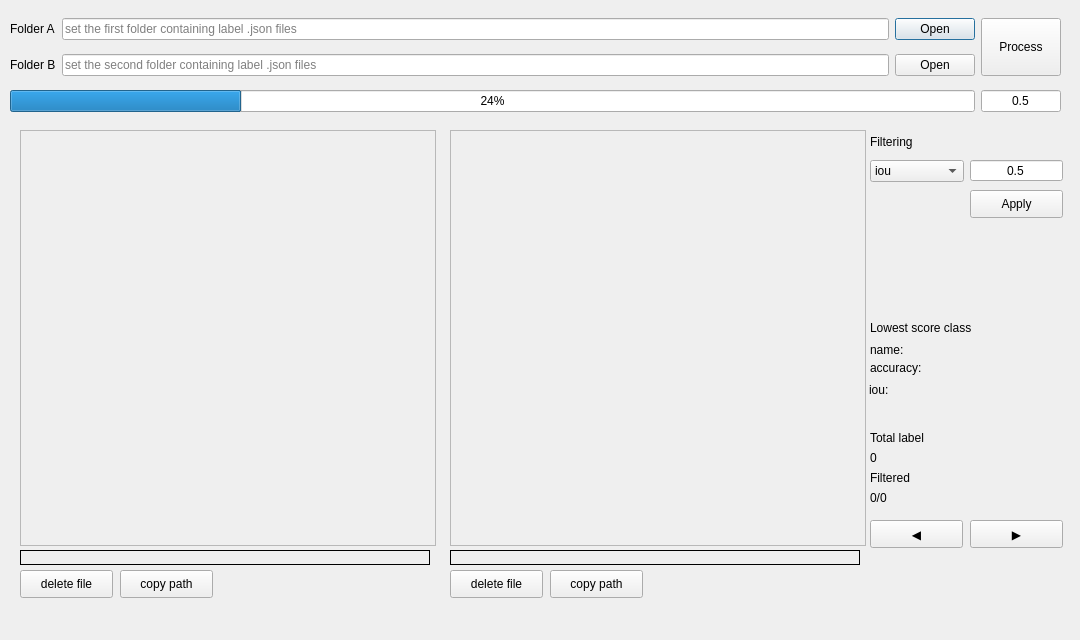
Before: the Qt Designer form labelme/widgets/label_validation.ui in NetLSS/labelme-customized, drawn with Qt 5.
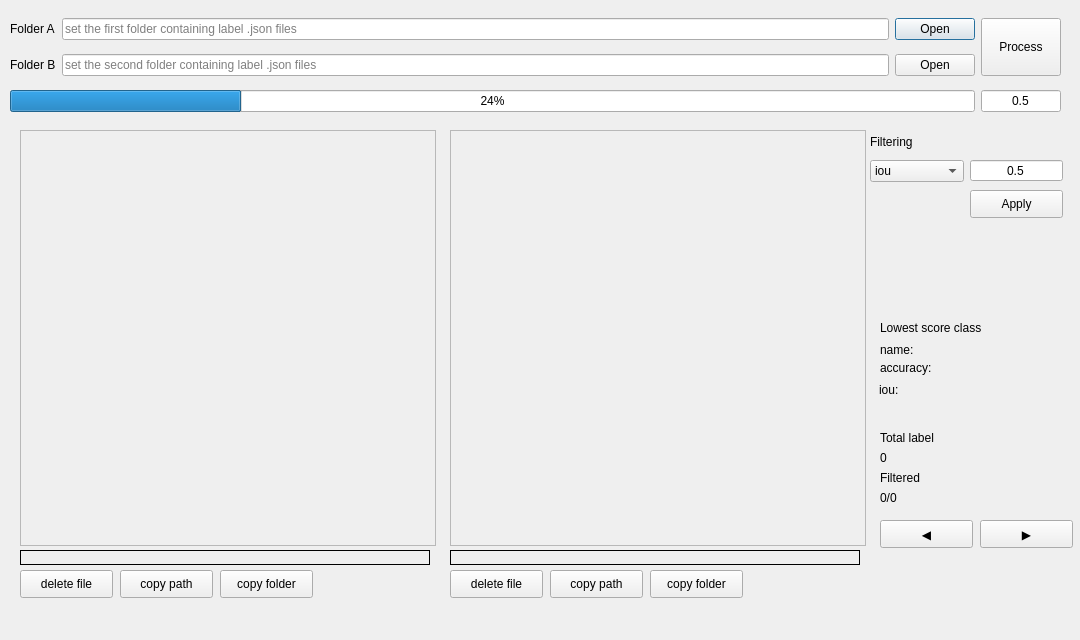
After: the same form once the commit is applied.

Commit message: + labelme-tools-label validator update + delete, copy path/folder

What changed in the file:
```diff
--- a/labelme/widgets/label_validation.ui
+++ b/labelme/widgets/label_validation.ui
@@ -263,7 +263,7 @@
   <widget class="QPushButton" name="pushButton_right">
    <property name="geometry">
     <rect>
-     <x>970</x>
+     <x>980</x>
      <y>520</y>
      <width>93</width>
      <height>28</height>
@@ -276,7 +276,7 @@
   <widget class="QPushButton" name="pushButton_left">
    <property name="geometry">
     <rect>
-     <x>870</x>
+     <x>880</x>
      <y>520</y>
      <width>93</width>
      <height>28</height>
@@ -289,7 +289,7 @@
   <widget class="QLabel" name="label_image_index">
    <property name="geometry">
     <rect>
-     <x>870</x>
+     <x>880</x>
      <y>490</y>
      <width>90</width>
      <height>15</height>
@@ -337,7 +337,7 @@
   <widget class="QLabel" name="label_4">
    <property name="geometry">
     <rect>
-     <x>870</x>
+     <x>880</x>
      <y>470</y>
      <width>64</width>
      <height>15</height>
@@ -350,7 +350,7 @@
   <widget class="QLabel" name="label_5">
    <property name="geometry">
     <rect>
-     <x>870</x>
+     <x>880</x>
      <y>430</y>
      <width>71</width>
      <height>16</height>
@@ -363,7 +363,7 @@
   <widget class="QLabel" name="label_total_index">
    <property name="geometry">
     <rect>
-     <x>870</x>
+     <x>880</x>
      <y>450</y>
      <width>64</width>
      <height>15</height>
@@ -376,7 +376,7 @@
   <widget class="QLabel" name="label_6">
    <property name="geometry">
     <rect>
-     <x>870</x>
+     <x>880</x>
      <y>320</y>
      <width>150</width>
      <height>16</height>
@@ -389,7 +389,7 @@
   <widget class="QLabel" name="label_7">
    <property name="geometry">
     <rect>
-     <x>870</x>
+     <x>880</x>
      <y>340</y>
      <width>50</width>
      <height>20</height>
@@ -402,7 +402,7 @@
   <widget class="QLabel" name="label_8">
    <property name="geometry">
     <rect>
-     <x>870</x>
+     <x>880</x>
      <y>360</y>
      <width>70</width>
      <height>16</height>
@@ -415,7 +415,7 @@
   <widget class="QLabel" name="label_9">
    <property name="geometry">
     <rect>
-     <x>869</x>
+     <x>879</x>
      <y>380</y>
      <width>61</width>
      <height>20</height>
@@ -428,7 +428,7 @@
   <widget class="QLabel" name="label_class_name">
    <property name="geometry">
     <rect>
-     <x>940</x>
+     <x>950</x>
      <y>340</y>
      <width>130</width>
      <height>20</height>
@@ -441,7 +441,7 @@
   <widget class="QLabel" name="label_class_accuracy">
    <property name="geometry">
     <rect>
-     <x>940</x>
+     <x>950</x>
      <y>360</y>
      <width>130</width>
      <height>20</height>
@@ -454,7 +454,7 @@
   <widget class="QLabel" name="label_class_iou">
    <property name="geometry">
     <rect>
-     <x>940</x>
+     <x>950</x>
      <y>380</y>
      <width>130</width>
      <height>20</height>
@@ -529,6 +529,32 @@
     <string>copy path</string>
    </property>
   </widget>
+  <widget class="QPushButton" name="pushButton_copyFolderA">
+   <property name="geometry">
+    <rect>
+     <x>220</x>
+     <y>570</y>
+     <width>93</width>
+     <height>28</height>
+    </rect>
+   </property>
+   <property name="text">
+    <string>copy folder</string>
+   </property>
+  </widget>
+  <widget class="QPushButton" name="pushButton_copyFolderB">
+   <property name="geometry">
+    <rect>
+     <x>650</x>
+     <y>570</y>
+     <width>93</width>
+     <height>28</height>
+    </rect>
+   </property>
+   <property name="text">
+    <string>copy folder</string>
+   </property>
+  </widget>
  </widget>
  <resources/>
  <connections/>
```
Left out of the diff: 17 changed lines with no effect on the pictures. The commit also changes 2 other files.
